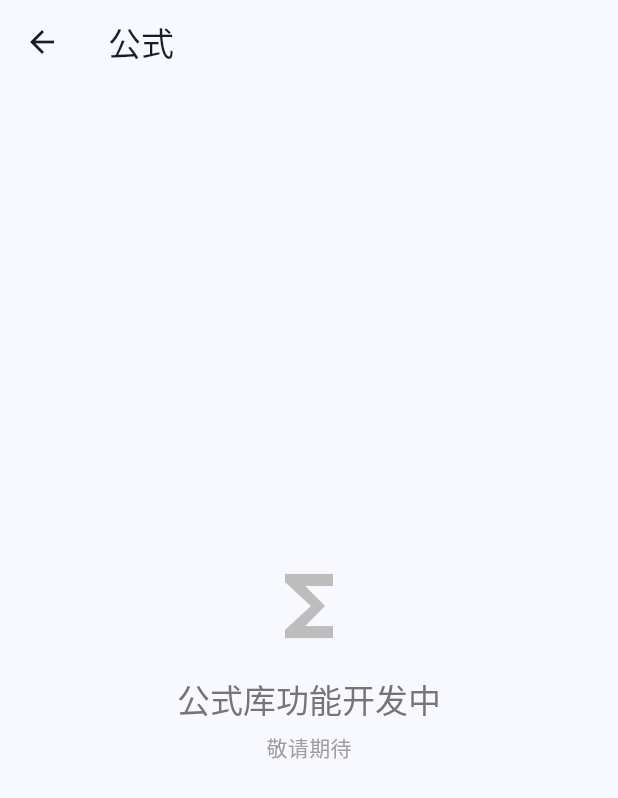
After one commit to zengchanghuan/math_seckill, a Flutter app: the FormulaListPage screen opened directly, on a phone screen of 412 x 824 dp. The commit adds this screen. Shown: the top 798 px of the screen. Run offline on Flutter 3.47's test engine with Material 3 defaults, Android fonts, the light colour scheme and no system bars; our stand-ins replace get, hive_flutter, shared_preferences; missing offline and left inert: flutter_math_fork; accounts and stored records are empty.

Commit message:
fix: 恢复公式Tab页面（简化版）
- 创建简化版formula_list_page.dart
- 显示"功能开发中"提示
- 移除FormulaService依赖（暂不需要）

```diff
--- /dev/null
+++ b/lib/features/formulas/views/formula_list_page.dart
@@ -0,0 +1,41 @@
+import 'package:flutter/material.dart';
+
+/// 公式Tab页面（简化版）
+class FormulaListPage extends StatelessWidget {
+  const FormulaListPage({super.key});
+
+  @override
+  Widget build(BuildContext context) {
+    return Scaffold(
+      appBar: AppBar(
+        title: const Text('公式'),
+      ),
+      body: Center(
+        child: Column(
+          mainAxisAlignment: MainAxisAlignment.center,
+          children: [
+            Icon(
+              Icons.functions,
+              size: 64,
+              color: Colors.grey.shade400,
+            ),
+            const SizedBox(height: 16),
+            Text(
+              '公式库功能开发中',
+              style: Theme.of(context).textTheme.titleLarge?.copyWith(
+                    color: Colors.grey.shade600,
+                  ),
+            ),
+            const SizedBox(height: 8),
+            Text(
+              '敬请期待',
+              style: Theme.of(context).textTheme.bodyMedium?.copyWith(
+                    color: Colors.grey.shade500,
+                  ),
+            ),
+          ],
+        ),
+      ),
+    );
+  }
+}
--- a/lib/main.dart
+++ b/lib/main.dart
@@ -26,7 +26,8 @@ void main() async {
 
   // 在后台初始化服务（不阻塞UI）
   Get.put(ProblemServiceV2(), permanent: true);
-  Get.put(FormulaService(), permanent: true);
+  // FormulaService暂时不需要（公式库待开发）
+  // Get.put(FormulaService(), permanent: true);
 }
 
 class MyApp extends StatelessWidget {
```
